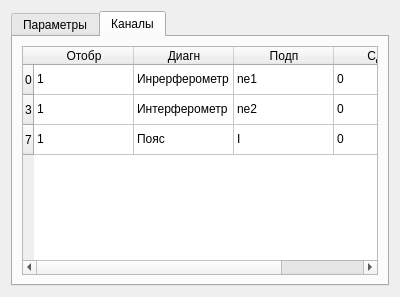
The window that ui/oscilloscoppage.ui (Asmedyanov/SignalViewer_GunTeam) describes before a commit, drawn with Qt 5.
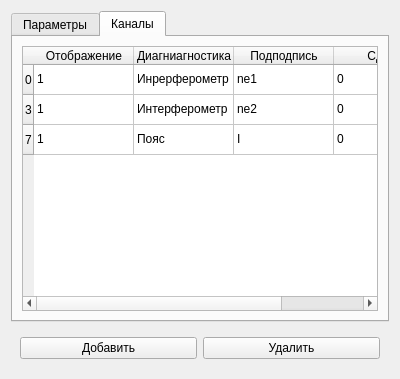
The same window after the commit.

Diff of the .ui file:
```diff
--- a/ui/oscilloscoppage.ui
+++ b/ui/oscilloscoppage.ui
@@ -7,7 +7,7 @@
     <x>0</x>
     <y>0</y>
     <width>400</width>
-    <height>297</height>
+    <height>379</height>
    </rect>
   </property>
   <property name="windowTitle">
@@ -147,17 +147,17 @@
              </row>
              <column>
               <property name="text">
-               <string>Отобр</string>
+               <string>Отображение</string>
               </property>
              </column>
              <column>
               <property name="text">
-               <string>Диагн</string>
+               <string>Диагниагностика</string>
               </property>
              </column>
              <column>
               <property name="text">
-               <string>Подп</string>
+               <string>Подподпись</string>
               </property>
              </column>
              <column>
@@ -235,6 +235,26 @@
      </item>
     </layout>
    </item>
+   <item>
+    <widget class="QFrame" name="frame">
+     <layout class="QHBoxLayout" name="horizontalLayout_5">
+      <item>
+       <widget class="QPushButton" name="pushButton">
+        <property name="text">
+         <string>Добавить</string>
+        </property>
+       </widget>
+      </item>
+      <item>
+       <widget class="QPushButton" name="pushButton_2">
+        <property name="text">
+         <string>Удалить</string>
+        </property>
+       </widget>
+      </item>
+     </layout>
+    </widget>
+   </item>
   </layout>
  </widget>
  <resources/>
```
Left out of the diff: 6 changed lines with no effect on the pictures.
